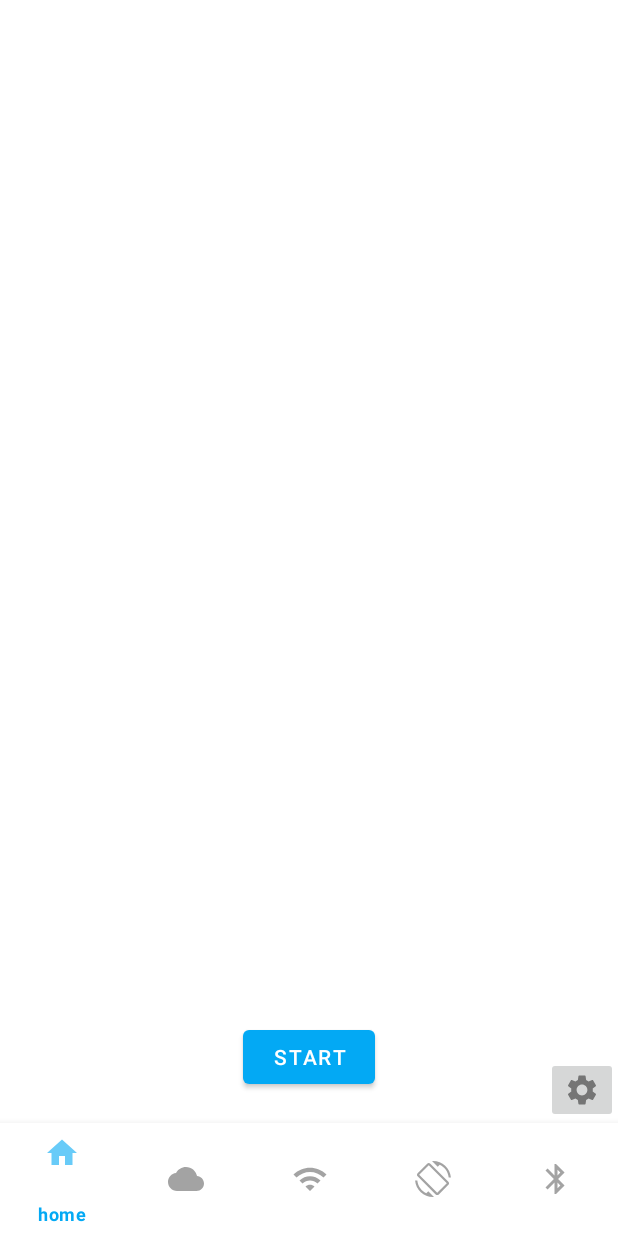
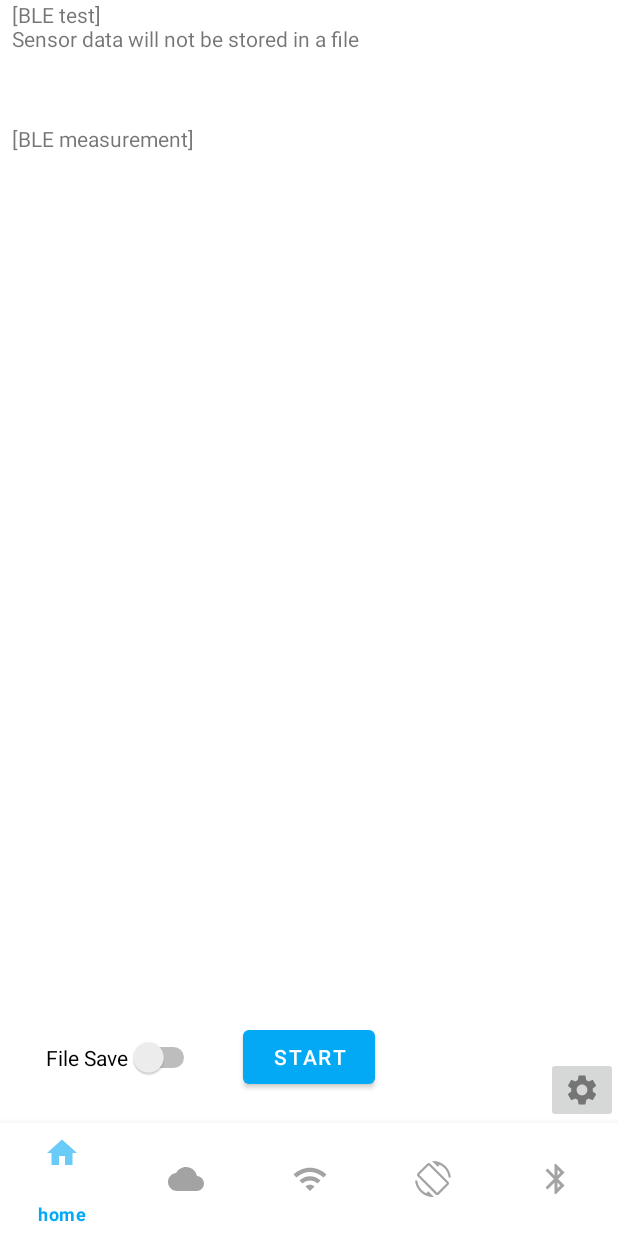
Before and after one commit to knu-wcsl/app_collector, an Android app: the fragment BLEFragment placed in its activity, on a phone screen of 412 x 824 dp. Run offline under Robolectric (Android 15) with nearby library versions, the phone set to English and light mode, and no system bars; our stand-ins replace androidx.preference.

Commit message:
Update BLE measurement

```diff
--- a/app/src/main/java/icsl/apps/collector/BLEFragment.java
+++ b/app/src/main/java/icsl/apps/collector/BLEFragment.java
@@ -7,6 +7,8 @@ import android.view.LayoutInflater;
 import android.view.View;
 import android.view.ViewGroup;
 import android.widget.Button;
+import android.widget.CompoundButton;
+import android.widget.Switch;
 import android.widget.TextView;
 
 import androidx.annotation.NonNull;
@@ -18,14 +20,17 @@ public class BLEFragment extends Fragment implements MeasurementListener{
 
     // Status
     public boolean flag_measurement_running = false;
+    public boolean flag_save_file = false;
     private long measurement_start_time_ms = 0;
     private String str_setting;
     private String str_status;
     private String str_value;
 
     // Layout
-    private TextView tv;
+    private TextView tv1;
+    private TextView tv2;
     private Button btn;
+    private Switch sw;
     // Ble module
     private BLEModule bleModule;
     private FileModule file;
@@ -42,10 +47,12 @@ public class BLEFragment extends Fragment implements MeasurementListener{
     @Override
     public View onCreateView(@NonNull LayoutInflater inflater, @Nullable ViewGroup container, @Nullable Bundle savedInstanceState) {
         View v = inflater.inflate(R.layout.fragment_ble, container, false);
-//        tv = (TextView) v.findViewById(R.id.tv_ble);
-//        tv.setText("[BLE test]\nSensor data will not be stored in a file");
+        tv1 = v.findViewById(R.id.tv_ble1);
+        tv1.setText("[BLE test]\nSensor data will not be stored in a file");
+        tv2 = v.findViewById(R.id.tv_ble2);
+        tv2.setText("[BLE measurement]");
 
-        btn = (Button) v.findViewById(R.id.btn_ble);
+        btn = v.findViewById(R.id.btn_ble);
         btn.setOnClickListener(new View.OnClickListener() {
             @Override
             public void onClick(View view) {
@@ -55,13 +62,30 @@ public class BLEFragment extends Fragment implements MeasurementListener{
                     start();
             }
         });
-        file = new FileModule(getActivity(), "BLE",true,true,".txt");
+        sw = v.findViewById(R.id.sw_ble);
+        sw.setOnCheckedChangeListener(new CompoundButton.OnCheckedChangeListener() {
+            @Override
+            public void onCheckedChanged(CompoundButton compoundButton, boolean isChecked) {
+                if (isChecked) {
+                    flag_save_file = true;
+                    tv1.setText("[BLE test]\nSensor data will be stored in a file");
+                }
+                else {
+                    flag_save_file = false;
+                    tv1.setText("[BLE test]\nSensor data will not be stored in a file");
+                }
+            }
+        });
+
         bleModule = new BLEModule(getActivity(), this);
         return v;
     }
 
     private void start() {
         measurement_start_time_ms = elapsedRealtime();
+        if (flag_save_file) {
+            file = new FileModule(getActivity(), "BLE",true,true,".txt");
+        }
         if (bleModule.start_measurement(measurement_start_time_ms, file)) {  // Success to start measurement
             btn.setText("Stop");
             flag_measurement_running = true;
@@ -102,13 +126,15 @@ public class BLEFragment extends Fragment implements MeasurementListener{
             str_setting = "[BLE test]\nMeasurement data are not saved in a file\n\n" + status;
 //            tv.setText(str_setting);
         }
-        else if (type == MeasurementListener.TYPE_BLE_STATUS)
+        else if (type == MeasurementListener.TYPE_BLE_STATUS) {
             str_status = status;
+            tv2.setText("[BLE measurement]\n" + str_status);
+        }
         else if (type == MeasurementListener.TYPE_BLE_VALUE){
             str_value = status;
-            str_out = String.format("[BLE test]\n Measurement is running (elapsed time: %.2f s)", (elapsedRealtime() - measurement_start_time_ms) / 1e3);
+            str_out = String.format("[BLE measurement]\n Measurement is running (elapsed time: %.2f s)", (elapsedRealtime() - measurement_start_time_ms) / 1e3);
             str_out += "\n\n" + str_status + "\n\n" + str_value;
-//            tv.setText(str_out);
+            tv2.setText(str_out);
         }
     }
 }
--- a/app/src/main/res/layout/fragment_ble.xml
+++ b/app/src/main/res/layout/fragment_ble.xml
@@ -4,19 +4,39 @@
     android:layout_height="match_parent"
     xmlns:app="http://schemas.android.com/apk/res-auto">
 
-<!--    <TextView-->
-<!--        android:id="@+id/tv_ble"-->
-<!--        android:layout_width="0dp"-->
-<!--        android:layout_height="0dp"-->
-<!--        android:layout_marginStart="8dp"-->
-<!--        android:layout_marginTop="8dp"-->
-<!--        android:layout_marginEnd="8dp"-->
-<!--        android:layout_marginBottom="8dp"-->
-<!--        android:text="TextView"-->
-<!--        app:layout_constraintBottom_toTopOf="@+id/btn_ble"-->
-<!--        app:layout_constraintEnd_toEndOf="parent"-->
-<!--        app:layout_constraintStart_toStartOf="parent"-->
-<!--        app:layout_constraintTop_toTopOf="parent" />-->
+    <androidx.constraintlayout.widget.Guideline
+        android:id="@+id/guide_ble_vert"
+        android:layout_width="wrap_content"
+        android:layout_height="wrap_content"
+        android:orientation="vertical"
+        app:layout_constraintGuide_percent="0.05"/>
+    <androidx.constraintlayout.widget.Guideline
+        android:id="@+id/guide_ble_hori"
+        android:layout_width="wrap_content"
+        android:layout_height="wrap_content"
+        android:orientation="horizontal"
+        app:layout_constraintGuide_percent="0.1"/>
+    <TextView
+        android:id="@+id/tv_ble1"
+        android:layout_width="0dp"
+        android:layout_height="0dp"
+        app:layout_constraintTop_toTopOf="parent"
+        app:layout_constraintEnd_toEndOf="@id/tv_ble2"
+        app:layout_constraintStart_toStartOf="@id/tv_ble2"
+        app:layout_constraintBottom_toBottomOf="@id/guide_ble_hori"/>
+    <TextView
+        android:id="@+id/tv_ble2"
+        android:layout_width="0dp"
+        android:layout_height="0dp"
+        android:layout_marginStart="8dp"
+        android:layout_marginTop="8dp"
+        android:layout_marginEnd="8dp"
+        android:layout_marginBottom="8dp"
+        android:text="TextView"
+        app:layout_constraintBottom_toTopOf="@+id/btn_ble"
+        app:layout_constraintEnd_toEndOf="parent"
+        app:layout_constraintStart_toStartOf="parent"
+        app:layout_constraintTop_toBottomOf="@id/tv_ble1" />
     <ListView
         android:id="@+id/list_btn"
         android:layout_width="match_parent"
@@ -34,4 +54,13 @@
         app:layout_constraintBottom_toBottomOf="parent"
         app:layout_constraintEnd_toEndOf="parent"
         app:layout_constraintStart_toStartOf="parent" />
+    <Switch
+        android:id="@+id/sw_ble"
+        android:layout_width="wrap_content"
+        android:layout_height="wrap_content"
+        android:padding="10sp"
+        android:text="File Save"
+        app:layout_constraintStart_toEndOf="@+id/guide_ble_vert"
+        app:layout_constraintBottom_toBottomOf="@id/btn_ble"
+        app:layout_constraintTop_toTopOf="@id/btn_ble" />
 </androidx.constraintlayout.widget.ConstraintLayout>
```
Also changed, not shown: app/src/main/java/icsl/apps/collector/BLEModule.java (+57 -4 lines).
